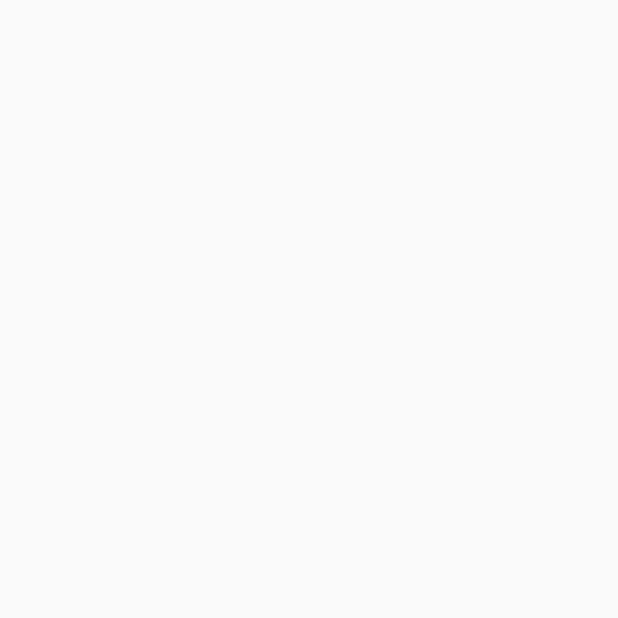
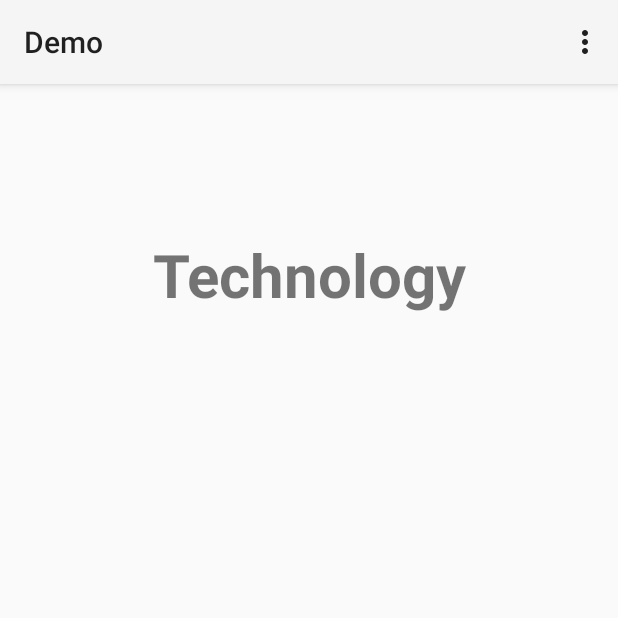
Before and after one commit to Nauh24/HocTrenLop, an Android app: the MenuActivity screen opened directly, with no data from a screen before it, on a phone screen of 412 x 824 dp, the top half of it. Before the commit the part shown is empty. Run offline under Robolectric (Android 15) with nearby library versions, the phone set to English and light mode, and no system bars.

Commit message:
done menu lession

```diff
--- /dev/null
+++ b/app/src/main/res/drawable/ic_blue.xml
@@ -0,0 +1,5 @@
+<vector xmlns:android="http://schemas.android.com/apk/res/android" android:height="24dp" android:tint="#000000" android:viewportHeight="24" android:viewportWidth="24" android:width="24dp">
+
+    <path android:fillColor="@android:color/white" android:pathData="M20,15.31L23.31,12 20,8.69V4h-4.69L12,0.69 8.69,4H4v4.69L0.69,12 4,15.31V20h4.69L12,23.31 15.31,20H20v-4.69zM12,18c-3.31,0 -6,-2.69 -6,-6s2.69,-6 6,-6 6,2.69 6,6 -2.69,6 -6,6z"/>
+
+</vector>
--- /dev/null
+++ b/app/src/main/res/drawable/ic_red.xml
@@ -0,0 +1,6 @@
+<vector xmlns:android="http://schemas.android.com/apk/res/android" android:height="24dp" android:tint="#000000" android:viewportHeight="24" android:viewportWidth="24" android:width="24dp">
+
+    <path android:fillColor="@android:color/white"
+        android:pathData="M20,8.69L20,4h-4.69L12,0.69 8.69,4L4,4v4.69L0.69,12 4,15.31L4,20h4.69L12,23.31 15.31,20L20,20v-4.69L23.31,12 20,8.69zM12,18c-3.31,0 -6,-2.69 -6,-6s2.69,-6 6,-6 6,2.69 6,6 -2.69,6 -6,6zM12,8c-2.21,0 -4,1.79 -4,4s1.79,4 4,4 4,-1.79 4,-4 -1.79,-4 -4,-4z"/>
+
+</vector>
--- /dev/null
+++ b/app/src/main/res/drawable/ic_yellow.xml
@@ -0,0 +1,5 @@
+<vector xmlns:android="http://schemas.android.com/apk/res/android" android:height="24dp" android:tint="#000000" android:viewportHeight="24" android:viewportWidth="24" android:width="24dp">
+
+    <path android:fillColor="@android:color/white" android:pathData="M20,15.31L23.31,12 20,8.69V4h-4.69L12,0.69 8.69,4H4v4.69L0.69,12 4,15.31V20h4.69L12,23.31 15.31,20H20v-4.69zM12,18V6c3.31,0 6,2.69 6,6s-2.69,6 -6,6z"/>
+
+</vector>
--- a/app/src/main/res/layout/activity_menu.xml
+++ b/app/src/main/res/layout/menu.xml
@@ -7,4 +7,15 @@
     android:layout_height="match_parent"
     tools:context=".MenuActivity">
 
+    <TextView
+        android:id="@+id/tvTitle"
+        android:layout_width="match_parent"
+        android:layout_height="wrap_content"
+        android:text="Technology"
+        app:layout_constraintTop_toTopOf="parent"
+        android:gravity="center"
+        android:textSize="40sp"
+        android:textStyle="bold"
+        android:layout_marginTop="100dp"/>
+
 </androidx.constraintlayout.widget.ConstraintLayout>
--- /dev/null
+++ b/app/src/main/res/menu/color_menu.xml
@@ -0,0 +1,12 @@
+<?xml version="1.0" encoding="utf-8"?>
+<menu xmlns:android="http://schemas.android.com/apk/res/android">
+    <item
+        android:id="@+id/mRed"
+        android:title="Red"/>
+    <item
+        android:id="@+id/mYellow"
+        android:title="Yellow"/>
+    <item
+        android:id="@+id/mBlue"
+        android:title="Blue"/>
+</menu>
```
Also changed, not shown: app/src/main/AndroidManifest.xml (+10 -8 lines), app/src/main/java/com/nauh/demo/ListViewActivity.java (+9 -0 lines), app/src/main/java/com/nauh/demo/MenuActivity.java (+55 -2 lines).
